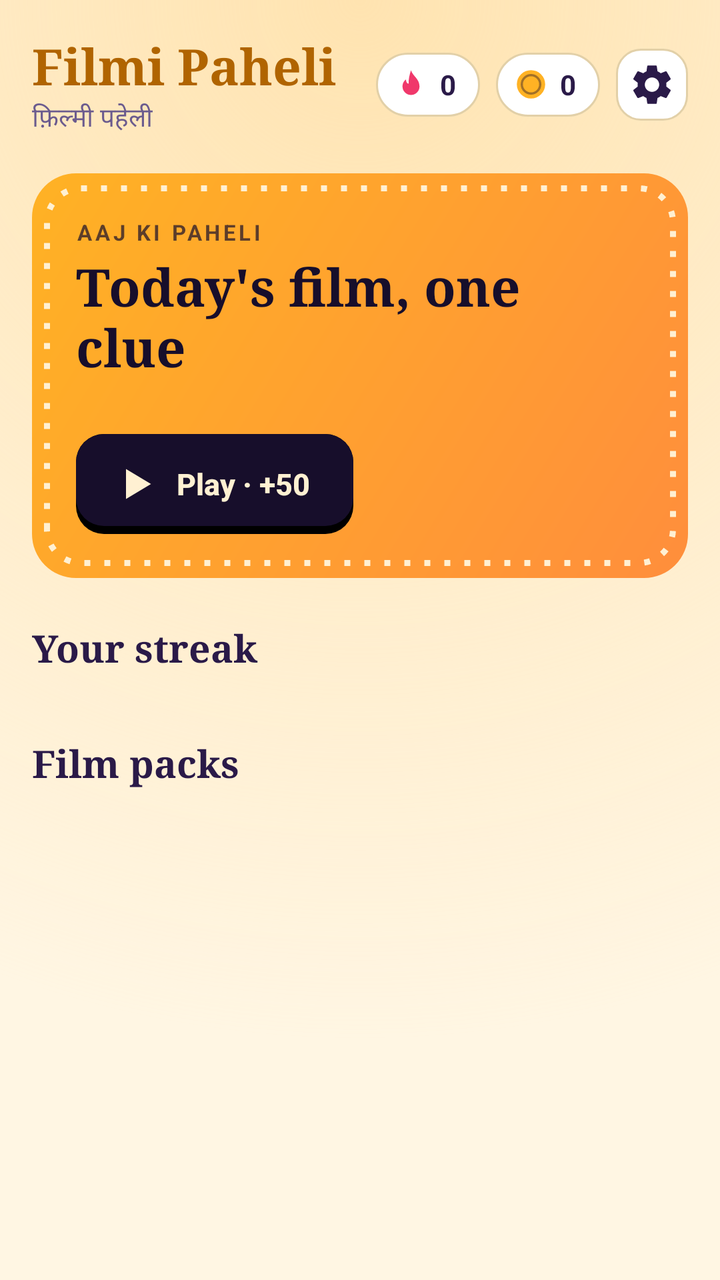
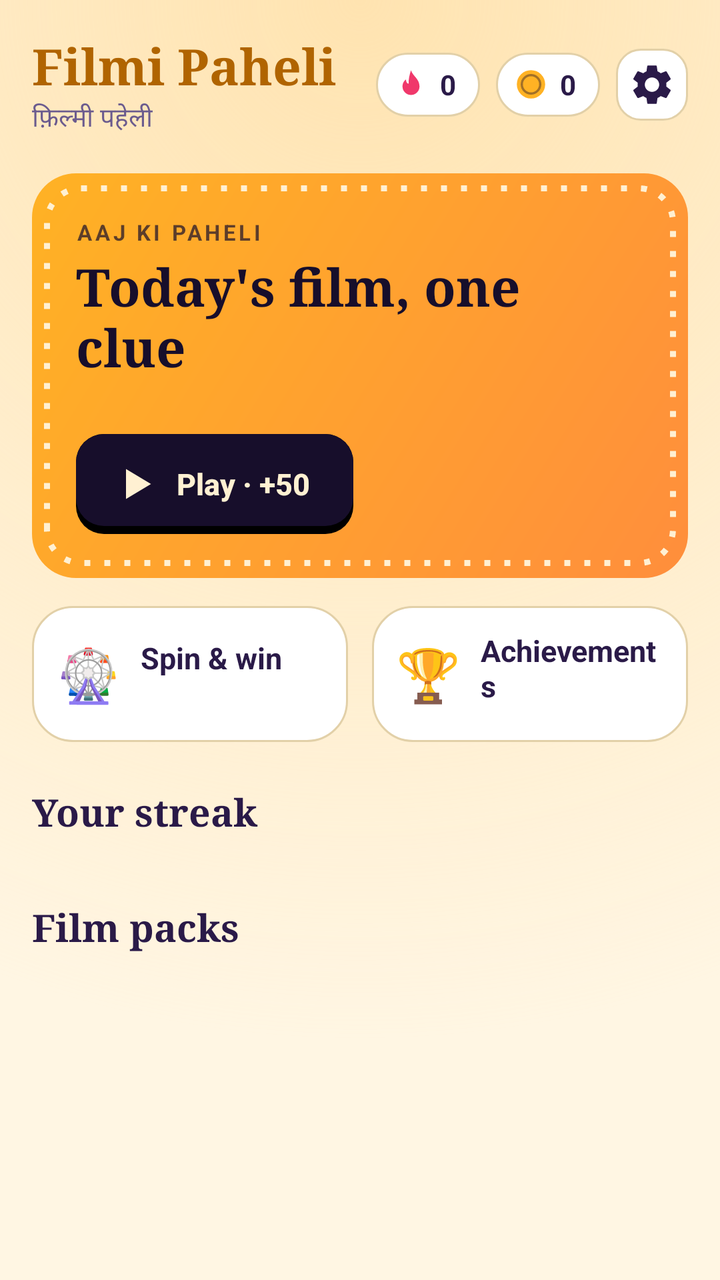

Compare the two renders of this Android layout. The source of the first and the diff that turns it into the second are given below.
<!-- AndroidManifest.xml: application theme Theme.Filmi -->
<!-- res/layout/activity_home.xml -->
<?xml version="1.0" encoding="utf-8"?>
<ScrollView xmlns:android="http://schemas.android.com/apk/res/android"
    android:layout_width="match_parent"
    android:layout_height="match_parent"
    android:background="@drawable/bg_screen"
    android:fillViewport="true"
    android:scrollbars="none">

    <LinearLayout
        android:layout_width="match_parent"
        android:layout_height="wrap_content"
        android:orientation="vertical"
        android:padding="16dp">

        
        <LinearLayout
            android:layout_width="match_parent"
            android:layout_height="wrap_content"
            android:gravity="center_vertical"
            android:orientation="horizontal">

            <LinearLayout
                android:layout_width="0dp"
                android:layout_height="wrap_content"
                android:layout_weight="1"
                android:orientation="vertical">

                <TextView
                    android:layout_width="wrap_content"
                    android:layout_height="wrap_content"
                    android:fontFamily="serif"
                    android:text="@string/brand_title"
                    android:textColor="@color/accent"
                    android:textSize="25sp"
                    android:textStyle="bold" />

                <TextView
                    android:layout_width="wrap_content"
                    android:layout_height="wrap_content"
                    android:fontFamily="serif"
                    android:text="@string/brand_sub"
                    android:textColor="@color/dim"
                    android:textSize="13sp" />
            </LinearLayout>

            <LinearLayout
                android:layout_width="wrap_content"
                android:layout_height="32dp"
                android:background="@drawable/bg_pill"
                android:gravity="center_vertical"
                android:orientation="horizontal"
                android:paddingStart="9dp"
                android:paddingEnd="12dp">

                <ImageView
                    android:layout_width="17dp"
                    android:layout_height="17dp"
                    android:src="@drawable/ic_flame"
                    android:tint="@color/rani" />

                <TextView
                    android:id="@+id/streakText"
                    android:layout_width="wrap_content"
                    android:layout_height="wrap_content"
                    android:layout_marginStart="6dp"
                    android:text="0"
                    android:textColor="@color/text"
                    android:textSize="14sp"
                    android:textStyle="bold" />
            </LinearLayout>

            <LinearLayout
                android:layout_width="wrap_content"
                android:layout_height="32dp"
                android:layout_marginStart="8dp"
                android:background="@drawable/bg_pill"
                android:gravity="center_vertical"
                android:orientation="horizontal"
                android:paddingStart="9dp"
                android:paddingEnd="12dp">

                <ImageView
                    android:layout_width="17dp"
                    android:layout_height="17dp"
                    android:src="@drawable/ic_coin" />

                <TextView
                    android:id="@+id/coinText"
                    android:layout_width="wrap_content"
                    android:layout_height="wrap_content"
                    android:layout_marginStart="6dp"
                    android:text="0"
                    android:textColor="@color/text"
                    android:textSize="14sp"
                    android:textStyle="bold" />
            </LinearLayout>

            <ImageButton
                android:id="@+id/btnSettings"
                android:layout_width="36dp"
                android:layout_height="36dp"
                android:layout_marginStart="8dp"
                android:background="@drawable/bg_iconbtn"
                android:contentDescription="@string/settings"
                android:padding="8dp"
                android:src="@drawable/ic_settings"
                android:tint="@color/text" />
        </LinearLayout>

        
        <LinearLayout
            android:layout_width="match_parent"
            android:layout_height="wrap_content"
            android:layout_marginTop="18dp"
            android:background="@drawable/bg_daily"
            android:orientation="vertical"
            android:padding="22dp">

            <LinearLayout
                android:layout_width="match_parent"
                android:layout_height="wrap_content"
                android:gravity="center_vertical"
                android:orientation="horizontal">

                <TextView
                    android:layout_width="0dp"
                    android:layout_height="wrap_content"
                    android:layout_weight="1"
                    android:letterSpacing="0.14"
                    android:text="@string/daily_eyebrow"
                    android:textColor="#B3170E2B"
                    android:textSize="11sp"
                    android:textStyle="bold" />

                <TextView
                    android:id="@+id/dailyBadge"
                    android:layout_width="wrap_content"
                    android:layout_height="wrap_content"
                    android:background="@drawable/bg_badge_done"
                    android:paddingStart="10dp"
                    android:paddingTop="3dp"
                    android:paddingEnd="10dp"
                    android:paddingBottom="3dp"
                    android:text="@string/daily_played"
                    android:textColor="@color/ink"
                    android:textSize="12sp"
                    android:textStyle="bold"
                    android:visibility="gone" />
            </LinearLayout>

            <TextView
                android:layout_width="wrap_content"
                android:layout_height="wrap_content"
                android:layout_marginTop="2dp"
                android:fontFamily="serif"
                android:text="@string/daily_title"
                android:textColor="@color/ink"
                android:textSize="26sp"
                android:textStyle="bold" />

            <LinearLayout
                android:id="@+id/dailyTiles"
                android:layout_width="wrap_content"
                android:layout_height="wrap_content"
                android:layout_marginTop="12dp"
                android:orientation="horizontal" />

            <LinearLayout
                android:layout_width="match_parent"
                android:layout_height="wrap_content"
                android:layout_marginTop="14dp"
                android:gravity="center_vertical"
                android:orientation="horizontal">

                <Button
                    android:id="@+id/btnDaily"
                    android:layout_width="wrap_content"
                    android:layout_height="50dp"
                    android:background="@drawable/btn_dark"
                    android:drawableStart="@drawable/ic_play"
                    android:drawablePadding="8dp"
                    android:drawableTint="@color/cream"
                    android:paddingStart="18dp"
                    android:paddingEnd="22dp"
                    android:stateListAnimator="@null"
                    android:text="@string/daily_play"
                    android:textAllCaps="false"
                    android:textColor="@color/cream"
                    android:textSize="15sp"
                    android:textStyle="bold" />

                <TextView
                    android:id="@+id/dailyStatus"
                    android:layout_width="0dp"
                    android:layout_height="wrap_content"
                    android:layout_marginStart="12dp"
                    android:layout_weight="1"
                    android:gravity="end"
                    android:textColor="@color/ink"
                    android:textSize="12sp"
                    android:textStyle="bold" />
            </LinearLayout>
        </LinearLayout>

        
        <TextView
            android:id="@+id/streakTitle"
            android:layout_width="match_parent"
            android:layout_height="wrap_content"
            android:layout_marginTop="22dp"
            android:fontFamily="serif"
            android:text="@string/streak_title_placeholder"
            android:textColor="@color/text"
            android:textSize="19sp"
            android:textStyle="bold" />

        <LinearLayout
            android:id="@+id/weekRow"
            android:layout_width="match_parent"
            android:layout_height="wrap_content"
            android:layout_marginTop="10dp"
            android:orientation="horizontal" />

        
        <TextView
            android:layout_width="match_parent"
            android:layout_height="wrap_content"
            android:layout_marginTop="22dp"
            android:fontFamily="serif"
            android:text="@string/packs_title"
            android:textColor="@color/text"
            android:textSize="19sp"
            android:textStyle="bold" />

        <LinearLayout
            android:id="@+id/packList"
            android:layout_width="match_parent"
            android:layout_height="wrap_content"
            android:layout_marginTop="8dp"
            android:orientation="vertical" />
    </LinearLayout>
</ScrollView>
<!-- resources referenced by this layout -->
<resources>
  <color name="accent">#B06400</color>
  <color name="cream">#FFF0D2</color>
  <color name="dim">#6B5B8E</color>
  <color name="ink">#170E2B</color>
  <color name="rani">#F0386B</color>
  <color name="text">#2A1A48</color>
  <!-- drawable bg_badge_done (drawable) -->
  <?xml version="1.0" encoding="utf-8"?>
  <shape xmlns:android="http://schemas.android.com/apk/res/android"><solid android:color="@color/teal"/><corners android:radius="20dp"/></shape>
  <!-- drawable bg_iconbtn (drawable) -->
  <?xml version="1.0" encoding="utf-8"?>
  <shape xmlns:android="http://schemas.android.com/apk/res/android"><solid android:color="@color/surface"/><stroke android:width="1dp" android:color="@color/outline"/><corners android:radius="12dp"/></shape>
  <!-- drawable bg_pill (drawable) -->
  <?xml version="1.0" encoding="utf-8"?>
  <shape xmlns:android="http://schemas.android.com/apk/res/android"><solid android:color="@color/surface"/><stroke android:width="1dp" android:color="@color/outline"/><corners android:radius="20dp"/></shape>
  <!-- drawable bg_screen (drawable) -->
  <?xml version="1.0" encoding="utf-8"?>
  <layer-list xmlns:android="http://schemas.android.com/apk/res/android">
      <item><shape><solid android:color="@color/bg"/></shape></item>
      <item><shape><gradient android:type="radial" android:gradientRadius="520dp" android:centerX="0.5" android:centerY="0" android:startColor="@color/glow" android:endColor="@color/bg_clear"/></shape></item>
  </layer-list>
  <!-- drawable btn_dark (drawable) -->
  <?xml version="1.0" encoding="utf-8"?>
  <ripple xmlns:android="http://schemas.android.com/apk/res/android" android:color="#33FFFFFF">
      <item>
          <layer-list>
              <item><shape><solid android:color="#000000"/><corners android:radius="14dp"/></shape></item>
              <item android:bottom="4dp"><shape><solid android:color="@color/ink"/><corners android:radius="14dp"/></shape></item>
          </layer-list>
      </item>
  </ripple>
  <!-- drawable ic_flame (drawable) -->
  <?xml version="1.0" encoding="utf-8"?>
  <vector xmlns:android="http://schemas.android.com/apk/res/android" android:width="24dp" android:height="24dp" android:viewportWidth="24" android:viewportHeight="24">
      <path android:fillColor="#FFFFFF" android:pathData="M12,2c1,4 6,6 6,11.5a6,6 0 0 1 -12,0c0,-2.5 1.2,-4 2.5,-5c0,2 0.8,3 1.8,3C10.2,8.5 11,5 12,2z"/>
  </vector>
  <!-- drawable ic_play (drawable) -->
  <?xml version="1.0" encoding="utf-8"?>
  <vector xmlns:android="http://schemas.android.com/apk/res/android" android:width="24dp" android:height="24dp" android:viewportWidth="24" android:viewportHeight="24">
      <path android:fillColor="#FFFFFF" android:pathData="M7,4.5v15l12.5,-7.5z"/>
  </vector>
  <string name="brand_sub">फ़िल्मी पहेली</string>
  <string name="brand_title">Filmi Paheli</string>
  <string name="daily_eyebrow">AAJ KI PAHELI</string>
  <string name="daily_play">Play · +50</string>
  <string name="daily_played">✓ Played today</string>
  <string name="daily_title">Today\'s film, one clue</string>
  <string name="packs_title">Film packs</string>
  <string name="settings">Settings</string>
  <string name="streak_title_placeholder">Your streak</string>
  <color name="teal">#19C3A6</color>
  <color name="marigold">#FFB224</color>
  <color name="surface">#FFFFFF</color>
  <color name="outline">#E2D0A8</color>
  <color name="bg">#FFF6E3</color>
  <color name="glow">#FFE3B0</color>
  <color name="bg_clear">#00FFF6E3</color>
  <!-- unchanged entries left out for length: 4 -->
</resources>

<!-- the commit's change to res/layout/activity_home.xml (unified diff, before → after) -->
@@ -203,6 +203,102 @@
         </LinearLayout>
 
         
+        <LinearLayout
+            android:layout_width="match_parent"
+            android:layout_height="wrap_content"
+            android:layout_marginTop="14dp"
+            android:orientation="horizontal">
+
+            <LinearLayout
+                android:id="@+id/cardSpin"
+                android:layout_width="0dp"
+                android:layout_height="68dp"
+                android:layout_marginEnd="6dp"
+                android:layout_weight="1"
+                android:background="@drawable/bg_pill"
+                android:clickable="true"
+                android:focusable="true"
+                android:gravity="center_vertical"
+                android:orientation="horizontal"
+                android:padding="12dp">
+
+                <TextView
+                    android:layout_width="wrap_content"
+                    android:layout_height="wrap_content"
+                    android:text="🎡"
+                    android:textSize="26sp" />
+
+                <LinearLayout
+                    android:layout_width="0dp"
+                    android:layout_height="wrap_content"
+                    android:layout_marginStart="10dp"
+                    android:layout_weight="1"
+                    android:orientation="vertical">
+
+                    <TextView
+                        android:layout_width="match_parent"
+                        android:layout_height="wrap_content"
+                        android:text="@string/spin_title"
+                        android:textColor="@color/text"
+                        android:textSize="15sp"
+                        android:textStyle="bold" />
+
+                    <TextView
+                        android:id="@+id/spinStatus"
+                        android:layout_width="match_parent"
+                        android:layout_height="wrap_content"
+                        android:textColor="@color/dim"
+                        android:textSize="12sp"
+                        android:textStyle="bold" />
+                </LinearLayout>
+            </LinearLayout>
+
+            <LinearLayout
+                android:id="@+id/cardAch"
+                android:layout_width="0dp"
+                android:layout_height="68dp"
+                android:layout_marginStart="6dp"
+                android:layout_weight="1"
+                android:background="@drawable/bg_pill"
+                android:clickable="true"
+                android:focusable="true"
+                android:gravity="center_vertical"
+                android:orientation="horizontal"
+                android:padding="12dp">
+
+                <TextView
+                    android:layout_width="wrap_content"
+                    android:layout_height="wrap_content"
+                    android:text="🏆"
+                    android:textSize="26sp" />
+
+                <LinearLayout
+                    android:layout_width="0dp"
+                    android:layout_height="wrap_content"
+                    android:layout_marginStart="10dp"
+                    android:layout_weight="1"
+                    android:orientation="vertical">
+
+                    <TextView
+                        android:layout_width="match_parent"
+                        android:layout_height="wrap_content"
+                        android:text="@string/ach_title"
+                        android:textColor="@color/text"
+                        android:textSize="15sp"
+                        android:textStyle="bold" />
+
+                    <TextView
+                        android:id="@+id/achStatus"
+                        android:layout_width="match_parent"
+                        android:layout_height="wrap_content"
+                        android:textColor="@color/dim"
+                        android:textSize="12sp"
+                        android:textStyle="bold" />
+                </LinearLayout>
+            </LinearLayout>
+        </LinearLayout>
+
+        
         <TextView
             android:id="@+id/streakTitle"
             android:layout_width="match_parent"
<!-- resource entries referenced after the edit -->
@@ -41,6 +41,7 @@
   <vector xmlns:android="http://schemas.android.com/apk/res/android" android:width="24dp" android:height="24dp" android:viewportWidth="24" android:viewportHeight="24">
       <path android:fillColor="#FFFFFF" android:pathData="M7,4.5v15l12.5,-7.5z"/>
   </vector>
+  <string name="ach_title">Achievements</string>
   <string name="brand_sub">फ़िल्मी पहेली</string>
   <string name="brand_title">Filmi Paheli</string>
   <string name="daily_eyebrow">AAJ KI PAHELI</string>
@@ -49,6 +50,7 @@
   <string name="daily_title">Today\'s film, one clue</string>
   <string name="packs_title">Film packs</string>
   <string name="settings">Settings</string>
+  <string name="spin_title">Spin &amp; win</string>
   <string name="streak_title_placeholder">Your streak</string>
   <color name="teal">#19C3A6</color>
   <color name="marigold">#FFB224</color>
